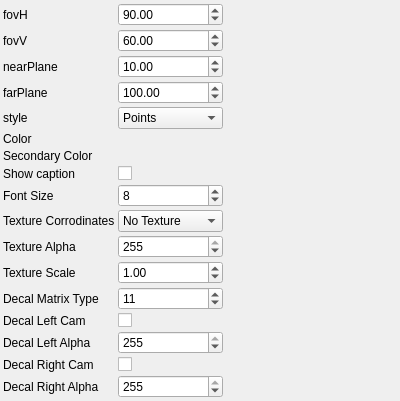
First picture: the form in utils/3d/generated/draw3dCameraParametersControlWidget.ui, repository NickPenkrat/corecvs, before the edit.
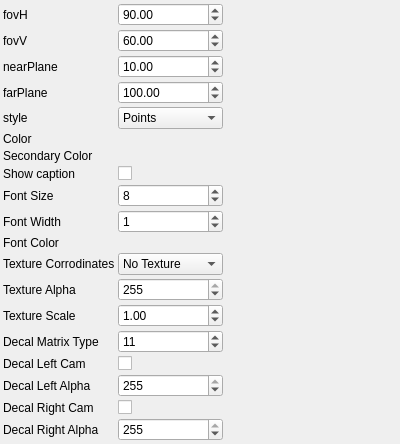
Second picture: the form after the edit. Custom widgets are drawn as their Qt base class.

Diff of the .ui file:
```diff
--- a/utils/3d/generated/draw3dCameraParametersControlWidget.ui
+++ b/utils/3d/generated/draw3dCameraParametersControlWidget.ui
@@ -237,96 +237,84 @@
     <item row="9" column="0">
      <widget class="QLabel" name="label_9">
        <property name="text">
-         <string>Texture Corrodinates</string>
+         <string>Font Width</string>
        </property>
      </widget>
     </item>
     <item row="9" column="1">
-     <widget class="QComboBox" name="textureCorrodinatesComboBox">
-       <property name="currentIndex">
-         <number>0</number>
-       </property>
-       <item>
-        <property name="text">
-         <string>No Texture</string>
-        </property>
-       </item>
-       <item>
-        <property name="text">
-         <string>Auto Decide</string>
-        </property>
-       </item>
-       <item>
-        <property name="text">
-         <string>Force Texture</string>
-        </property>
-       </item>
+     <widget class="QSpinBox" name="fontWidthSpinBox">
        <property name="toolTip">
-         <string>Texture Corrodinates</string>
+         <string>Font Width</string>
+       </property>
+       <property name="minimum">
+        <number>0</number>
+       </property>
+       <property name="maximum">
+        <number>255</number>
+       </property>
+       <property name="singleStep">
+        <number>1</number>
+       </property>
+       <property name="value">
+        <number>1</number>
        </property>
      </widget>
     </item>
     <item row="10" column="0">
      <widget class="QLabel" name="label_10">
        <property name="text">
-         <string>Texture Alpha</string>
+         <string>Font Color</string>
        </property>
      </widget>
     </item>
     <item row="10" column="1">
-     <widget class="QSpinBox" name="textureAlphaSpinBox">
+     <widget class="RgbColorParametersControlWidget" name="fontColorControlWidget">
        <property name="toolTip">
-         <string>Texture Alpha</string>
-       </property>
-       <property name="minimum">
-        <number>0</number>
-       </property>
-       <property name="maximum">
-        <number>255</number>
-       </property>
-       <property name="singleStep">
-        <number>1</number>
-       </property>
-       <property name="value">
-        <number>255</number>
+         <string>Font Color</string>
        </property>
      </widget>
     </item>
     <item row="11" column="0">
      <widget class="QLabel" name="label_11">
        <property name="text">
-         <string>Texture Scale</string>
+         <string>Texture Corrodinates</string>
        </property>
      </widget>
     </item>
     <item row="11" column="1">
-     <widget class="QDoubleSpinBox" name="textureScaleSpinBox">
+     <widget class="QComboBox" name="textureCorrodinatesComboBox">
+       <property name="currentIndex">
+         <number>0</number>
+       </property>
+       <item>
+        <property name="text">
+         <string>No Texture</string>
+        </property>
+       </item>
+       <item>
+        <property name="text">
+         <string>Auto Decide</string>
+        </property>
+       </item>
+       <item>
+        <property name="text">
+         <string>Force Texture</string>
+        </property>
+       </item>
        <property name="toolTip">
-         <string>Texture Scale</string>
-       </property>
-       <property name="minimum">
-        <double>0</double>
-       </property>
-       <property name="maximum">
-        <double>2000</double>
-       </property>
-       <property name="singleStep">
-        <double>1</double>
-       </property>
-       <property name="value">
-        <double>1</double>
+         <string>Texture Corrodinates</string>
        </property>
      </widget>
     </item>
     <item row="12" column="0">
      <widget class="QLabel" name="label_12">
        <property name="text">
-         <string>Decal Matrix Type</string>
+         <string>Texture Alpha</string>
        </property>
      </widget>
     </item>
     <item row="12" column="1">
-     <widget class="QSpinBox" name="decalMatrixTypeSpinBox">
+     <widget class="QSpinBox" name="textureAlphaSpinBox">
        <property name="toolTip">
          <string>Decal Matrix Type</string>
        </property>
@@ -334,39 +322,51 @@
         <number>0</number>
        </property>
        <property name="maximum">
-        <number>19</number>
+        <number>255</number>
        </property>
        <property name="singleStep">
         <number>1</number>
        </property>
        <property name="value">
-        <number>11</number>
+        <number>255</number>
        </property>
      </widget>
     </item>
     <item row="13" column="0">
      <widget class="QLabel" name="label_13">
        <property name="text">
-         <string>Decal Left Cam</string>
+         <string>Texture Scale</string>
        </property>
      </widget>
     </item>
     <item row="13" column="1">
-     <widget class="QCheckBox" name="decalLeftCamCheckBox">
+     <widget class="QDoubleSpinBox" name="textureScaleSpinBox">
        <property name="toolTip">
-         <string>Decal Left Cam</string>
+         <string>Texture Scale</string>
+       </property>
+       <property name="minimum">
+        <double>0</double>
+       </property>
+       <property name="maximum">
+        <double>2000</double>
+       </property>
+       <property name="singleStep">
+        <double>1</double>
+       </property>
+       <property name="value">
+        <double>1</double>
        </property>
      </widget>
     </item>
     <item row="14" column="0">
      <widget class="QLabel" name="label_14">
        <property name="text">
-         <string>Decal Left Alpha</string>
+         <string>Decal Matrix Type</string>
        </property>
      </widget>
     </item>
     <item row="14" column="1">
-     <widget class="QSpinBox" name="decalLeftAlphaSpinBox">
+     <widget class="QSpinBox" name="decalMatrixTypeSpinBox">
        <property name="toolTip">
          <string>Decal Left Alpha</string>
        </property>
@@ -374,25 +374,25 @@
         <number>0</number>
        </property>
        <property name="maximum">
-        <number>255</number>
+        <number>19</number>
        </property>
        <property name="singleStep">
         <number>1</number>
        </property>
        <property name="value">
-        <number>255</number>
+        <number>11</number>
        </property>
      </widget>
     </item>
     <item row="15" column="0">
      <widget class="QLabel" name="label_15">
        <property name="text">
-         <string>Decal Right Cam</string>
+         <string>Decal Left Cam</string>
        </property>
      </widget>
     </item>
     <item row="15" column="1">
-     <widget class="QCheckBox" name="decalRightCamCheckBox">
+     <widget class="QCheckBox" name="decalLeftCamCheckBox">
        <property name="toolTip">
          <string>Decal Right Cam</string>
        </property>
@@ -401,11 +401,51 @@
     <item row="16" column="0">
      <widget class="QLabel" name="label_16">
        <property name="text">
-         <string>Decal Right Alpha</string>
+         <string>Decal Left Alpha</string>
        </property>
      </widget>
     </item>
     <item row="16" column="1">
+     <widget class="QSpinBox" name="decalLeftAlphaSpinBox">
+       <property name="toolTip">
+         <string>Decal Left Alpha</string>
+       </property>
+       <property name="minimum">
+        <number>0</number>
+       </property>
+       <property name="maximum">
+        <number>255</number>
+       </property>
+       <property name="singleStep">
+        <number>1</number>
+       </property>
+       <property name="value">
+        <number>255</number>
+       </property>
+     </widget>
+    </item>
+    <item row="17" column="0">
+     <widget class="QLabel" name="label_17">
+       <property name="text">
+         <string>Decal Right Cam</string>
+       </property>
+     </widget>
+    </item>
+    <item row="17" column="1">
+     <widget class="QCheckBox" name="decalRightCamCheckBox">
+       <property name="toolTip">
+         <string>Decal Right Cam</string>
+       </property>
+     </widget>
+    </item>
+    <item row="18" column="0">
+     <widget class="QLabel" name="label_18">
+       <property name="text">
+         <string>Decal Right Alpha</string>
+       </property>
+     </widget>
+    </item>
+    <item row="18" column="1">
      <widget class="QSpinBox" name="decalRightAlphaSpinBox">
        <property name="toolTip">
          <string>Decal Right Alpha</string>
@@ -424,7 +464,7 @@
        </property>
      </widget>
     </item>
-   <item row="17" column="0">
+   <item row="19" column="0">
     <spacer name="verticalSpacer">
      <property name="orientation">
       <enum>Qt::Vertical</enum>
@@ -437,7 +477,7 @@
      </property>
     </spacer>
    </item>
-   <item row="17" column="2">
+   <item row="19" column="2">
     <spacer name="horizontalSpacer">
      <property name="orientation">
       <enum>Qt::Horizontal</enum>
@@ -574,5 +614,11 @@
    <header>rgbColorParametersControlWidget.h</header>
    <container>1</container>
   </customwidget>
+  <customwidget>
+   <class>RgbColorParametersControlWidget</class>
+   <extends>QWidget</extends>
+   <header>rgbColorParametersControlWidget.h</header>
+   <container>1</container>
+  </customwidget>
  </customwidgets>
 </ui>
```
Left out of the diff: 18 changed lines with no effect on the pictures.
